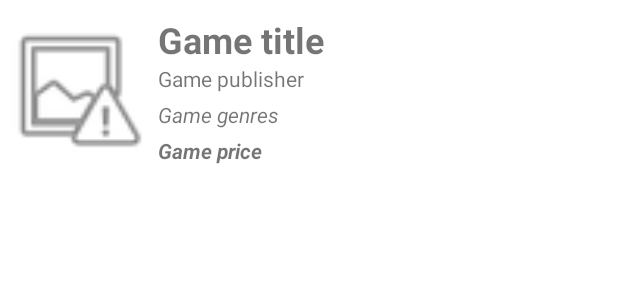
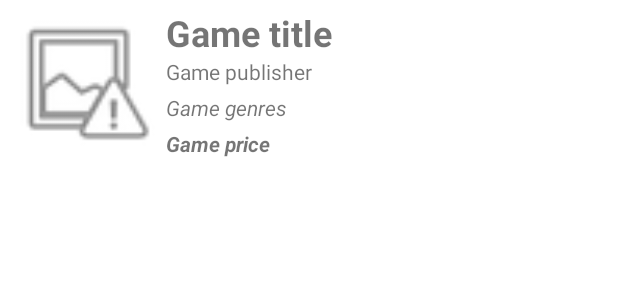
Before and after one commit to LZ-Software/MobileShop, an Android app: the layout game_list_item.xml on its own in the app's theme, with its tools: preview values and no code run, on a phone screen of 412 x 824 dp. Shown: the top 300 px of the screen. Run offline under Robolectric (Android 15) with nearby library versions, the light colour scheme and no system bars.

Commit message:
[Android] Server Update

```diff
--- a/MobileShopAndroid/app/src/main/java/com/lz/mobileshop/db/Database.java
+++ b/MobileShopAndroid/app/src/main/java/com/lz/mobileshop/db/Database.java
@@ -13,7 +13,7 @@ import java.sql.SQLException;
 public class Database
 {
     static final String JDBC_DRIVER = "org.postgresql.Driver";
-    static final String DB_URL = "jdbc:postgresql://10.0.2.2:5432/mobile_shop";
+    static final String DB_URL = "jdbc:postgresql://194.87.146.57/mobile_shop";
 
     static String USER = "";
     static String PASS = "";
--- a/MobileShopAndroid/app/src/main/java/com/lz/mobileshop/ui/main/RegisterFragment.java
+++ b/MobileShopAndroid/app/src/main/java/com/lz/mobileshop/ui/main/RegisterFragment.java
@@ -76,7 +76,7 @@ public class RegisterFragment extends Fragment
                     {
                         public void run()
                         {
-                            Database database = new Database("postgres", "keker227");
+                            Database database = new Database("reg_master", "reveerbtnbtrs123323d");
                             boolean result = database.callStatement("CALL create_user(?, ?, ?, ?, ?, ?)",
                                     getActivity(), username, password, firstName, lastName, country, city);
 
@@ -129,7 +129,7 @@ public class RegisterFragment extends Fragment
         {
             public void run()
             {
-                Database database = new Database("postgres", "keker227");
+                Database database = new Database("reg_master", "reveerbtnbtrs123323d");
                 ResultSet resultSet = database.executeQuery("SELECT * FROM get_countries", getActivity());
 
                 if (resultSet == null)
@@ -206,7 +206,7 @@ public class RegisterFragment extends Fragment
         {
             public void run()
             {
-                Database database = new Database("postgres", "keker227");
+                Database database = new Database("reg_master", "reveerbtnbtrs123323d");
                 ResultSet resultSet = database.executeQuery("SELECT * FROM get_cities_by_country(?)", getActivity(), country);
 
                 if (resultSet == null)
--- a/MobileShopAndroid/app/src/main/res/layout/game_list_item.xml
+++ b/MobileShopAndroid/app/src/main/res/layout/game_list_item.xml
@@ -4,7 +4,7 @@
     xmlns:tools="http://schemas.android.com/tools"
     android:layout_width="match_parent"
     android:layout_height="wrap_content"
-    android:paddingTop="10dp">
+    android:paddingTop="5dp">
 
     <LinearLayout
         android:layout_width="match_parent"
@@ -13,7 +13,8 @@
 
         <FrameLayout
             android:layout_width="wrap_content"
-            android:layout_height="wrap_content">
+            android:layout_height="wrap_content"
+            android:paddingLeft="5dp">
 
             <LinearLayout
                 android:layout_width="wrap_content"
```
